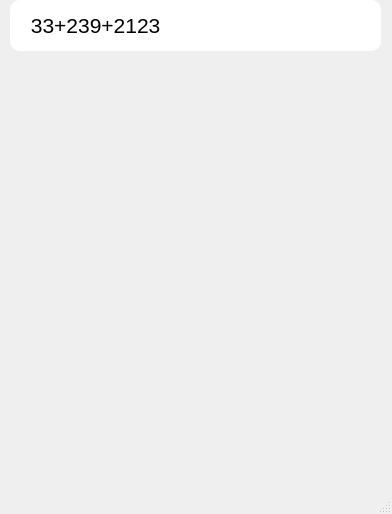
Qt form mainwindow.ui (KlimGrishanov/basicProgramming-Lab1) before a commit.
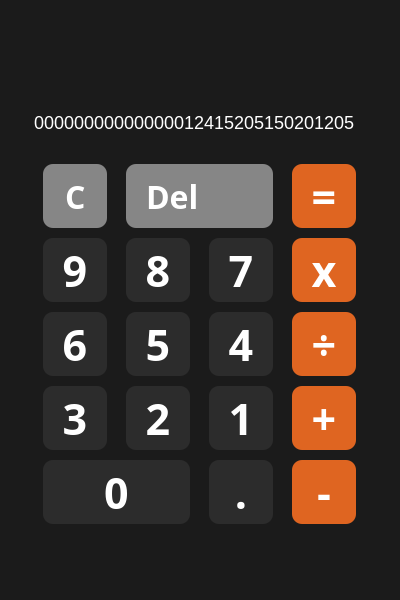
The same form after that commit.

Commit message:
Add Num, Del, C button
Add Design + Numbers, Del, Clear, Dot button

```diff
--- a/mainwindow.ui
+++ b/mainwindow.ui
@@ -6,38 +6,850 @@
    <rect>
     <x>0</x>
     <y>0</y>
-    <width>392</width>
-    <height>514</height>
+    <width>400</width>
+    <height>600</height>
    </rect>
   </property>
+  <property name="sizePolicy">
+   <sizepolicy hsizetype="Fixed" vsizetype="Fixed">
+    <horstretch>0</horstretch>
+    <verstretch>0</verstretch>
+   </sizepolicy>
+  </property>
+  <property name="minimumSize">
+   <size>
+    <width>400</width>
+    <height>600</height>
+   </size>
+  </property>
+  <property name="maximumSize">
+   <size>
+    <width>400</width>
+    <height>600</height>
+   </size>
+  </property>
   <property name="windowTitle">
    <string>MainWindow</string>
   </property>
+  <property name="styleSheet">
+   <string notr="true">background-color: #1B1B1B;</string>
+  </property>
   <widget class="QWidget" name="centralwidget">
    <widget class="QLabel" name="lbl_main">
     <property name="geometry">
      <rect>
       <x>10</x>
-      <y>0</y>
-      <width>371</width>
-      <height>51</height>
+      <y>20</y>
+      <width>380</width>
+      <height>125</height>
      </rect>
     </property>
-    <property name="font">
-     <font>
-      <pointsize>16</pointsize>
-     </font>
-    </property>
     <property name="styleSheet">
-     <string notr="true">background-color: white;
-color: black;
-border-radius: 10px;
-padding-left: 10px;</string>
+     <string notr="true">background-color: #1B1B1B;
+color: #FFFFFF;
+padding-left: 20px;
+padding-top: 80px;
+font-size: 18px;</string>
     </property>
     <property name="text">
-     <string> 33+239+2123</string>
+     <string>00000000000000012415205150201205</string>
     </property>
    </widget>
+   <widget class="QWidget" name="gridLayoutWidget_2">
+    <property name="geometry">
+     <rect>
+      <x>30</x>
+      <y>160</y>
+      <width>341</width>
+      <height>370</height>
+     </rect>
+    </property>
+    <layout class="QGridLayout" name="gridLayout_2">
+     <item row="2" column="3">
+      <widget class="QPushButton" name="btn_divide">
+       <property name="sizePolicy">
+        <sizepolicy hsizetype="Fixed" vsizetype="Fixed">
+         <horstretch>0</horstretch>
+         <verstretch>0</verstretch>
+        </sizepolicy>
+       </property>
+       <property name="minimumSize">
+        <size>
+         <width>64</width>
+         <height>64</height>
+        </size>
+       </property>
+       <property name="maximumSize">
+        <size>
+         <width>64</width>
+         <height>64</height>
+        </size>
+       </property>
+       <property name="font">
+        <font>
+         <family>Gilroy</family>
+         <pointsize>32</pointsize>
+         <weight>75</weight>
+         <bold>true</bold>
+        </font>
+       </property>
+       <property name="styleSheet">
+        <string notr="true">QPushButton {
+	background: #DF6521;
+	border-radius: 10px;
+	color: #FFFFFF;
+	font-weight: 600;
+}
+QPushButton:hover {
+	background-color: #FF7223;
+}</string>
+       </property>
+       <property name="text">
+        <string>÷</string>
+       </property>
+      </widget>
+     </item>
+     <item row="4" column="3">
+      <widget class="QPushButton" name="btn_minus">
+       <property name="sizePolicy">
+        <sizepolicy hsizetype="Fixed" vsizetype="Fixed">
+         <horstretch>0</horstretch>
+         <verstretch>0</verstretch>
+        </sizepolicy>
+       </property>
+       <property name="minimumSize">
+        <size>
+         <width>64</width>
+         <height>64</height>
+        </size>
+       </property>
+       <property name="maximumSize">
+        <size>
+         <width>64</width>
+         <height>64</height>
+        </size>
+       </property>
+       <property name="font">
+        <font>
+         <family>Gilroy</family>
+         <pointsize>32</pointsize>
+         <weight>75</weight>
+         <bold>true</bold>
+        </font>
+       </property>
+       <property name="styleSheet">
+        <string notr="true">QPushButton {
+	background: #DF6521;
+	border-radius: 10px;
+	color: #FFFFFF;
+	font-weight: 600;
+}
+QPushButton:hover {
+	background-color: #FF7223;
+}</string>
+       </property>
+       <property name="text">
+        <string>-</string>
+       </property>
+      </widget>
+     </item>
+     <item row="0" column="3">
+      <widget class="QPushButton" name="btn_equals">
+       <property name="sizePolicy">
+        <sizepolicy hsizetype="Fixed" vsizetype="Fixed">
+         <horstretch>0</horstretch>
+         <verstretch>0</verstretch>
+        </sizepolicy>
+       </property>
+       <property name="minimumSize">
+        <size>
+         <width>64</width>
+         <height>64</height>
+        </size>
+       </property>
+       <property name="maximumSize">
+        <size>
+         <width>64</width>
+         <height>64</height>
+        </size>
+       </property>
+       <property name="font">
+        <font>
+         <family>Gilroy</family>
+         <pointsize>32</pointsize>
+         <weight>75</weight>
+         <bold>true</bold>
+        </font>
+       </property>
+       <property name="styleSheet">
+        <string notr="true">QPushButton {
+	background: #DF6521;
+	border-radius: 10px;
+	color: #FFFFFF;
+	font-weight: 600;
+}
+QPushButton:hover {
+	background-color: #FF7223;
+}</string>
+       </property>
+       <property name="text">
+        <string>=</string>
+       </property>
+      </widget>
+     </item>
+     <item row="1" column="3">
+      <widget class="QPushButton" name="btn_multiply">
+       <property name="sizePolicy">
+        <sizepolicy hsizetype="Fixed" vsizetype="Fixed">
+         <horstretch>0</horstretch>
+         <verstretch>0</verstretch>
+        </sizepolicy>
+       </property>
+       <property name="minimumSize">
+        <size>
+         <width>64</width>
+         <height>64</height>
+        </size>
+       </property>
+       <property name="maximumSize">
+        <size>
+         <width>64</width>
+         <height>64</height>
+        </size>
+       </property>
+       <property name="font">
+        <font>
+         <family>Gilroy</family>
+         <pointsize>32</pointsize>
+         <weight>75</weight>
+         <bold>true</bold>
+        </font>
+       </property>
+       <property name="styleSheet">
+        <string notr="true">QPushButton {
+	background: #DF6521;
+	border-radius: 10px;
+	color: #FFFFFF;
+	font-weight: 600;
+}
+QPushButton:hover {
+	background-color: #FF7223;
+}</string>
+       </property>
+       <property name="text">
+        <string>x</string>
+       </property>
+      </widget>
+     </item>
+     <item row="3" column="3">
+      <widget class="QPushButton" name="btn_plus">
+       <property name="sizePolicy">
+        <sizepolicy hsizetype="Fixed" vsizetype="Fixed">
+         <horstretch>0</horstretch>
+         <verstretch>0</verstretch>
+        </sizepolicy>
+       </property>
+       <property name="minimumSize">
+        <size>
+         <width>64</width>
+         <height>64</height>
+        </size>
+       </property>
+       <property name="maximumSize">
+        <size>
+         <width>64</width>
+         <height>64</height>
+        </size>
+       </property>
+       <property name="font">
+        <font>
+         <family>Gilroy</family>
+         <pointsize>32</pointsize>
+         <weight>75</weight>
+         <bold>true</bold>
+        </font>
+       </property>
+       <property name="styleSheet">
+        <string notr="true">QPushButton {
+	background: #DF6521;
+	border-radius: 10px;
+	color: #FFFFFF;
+	font-weight: 600;
+}
+QPushButton:hover {
+	background-color: #FF7223;
+}</string>
+       </property>
+       <property name="text">
+        <string>+</string>
+       </property>
+      </widget>
+     </item>
+     <item row="1" column="1">
+      <widget class="QPushButton" name="btn_eight">
+       <property name="sizePolicy">
+        <sizepolicy hsizetype="Fixed" vsizetype="Fixed">
+         <horstretch>0</horstretch>
+         <verstretch>0</verstretch>
+        </sizepolicy>
+       </property>
+       <property name="minimumSize">
+        <size>
+         <width>64</width>
+         <height>64</height>
+        </size>
+       </property>
+       <property name="maximumSize">
+        <size>
+         <width>64</width>
+         <height>64</height>
+        </size>
+       </property>
+       <property name="font">
+        <font>
+         <family>Gilroy</family>
+         <pointsize>32</pointsize>
+         <weight>75</weight>
+         <bold>true</bold>
+        </font>
+       </property>
+       <property name="styleSheet">
+        <string notr="true">QPushButton{
+	background: #2C2C2C;
+	border-radius: 10px;
+	color: white;
+}
+QPushButton:hover{
+	background: #5C5C5C;
+}</string>
+       </property>
+       <property name="text">
+        <string>8</string>
+       </property>
+      </widget>
+     </item>
+     <item row="0" column="0">
+      <widget class="QPushButton" name="btn_clear">
+       <property name="sizePolicy">
+        <sizepolicy hsizetype="Fixed" vsizetype="Fixed">
+         <horstretch>0</horstretch>
+         <verstretch>0</verstretch>
+        </sizepolicy>
+       </property>
+       <property name="minimumSize">
+        <size>
+         <width>64</width>
+         <height>64</height>
+        </size>
+       </property>
+       <property name="maximumSize">
+        <size>
+         <width>64</width>
+         <height>64</height>
+        </size>
+       </property>
+       <property name="font">
+        <font>
+         <family>Gilroy</family>
+         <pointsize>24</pointsize>
+         <weight>75</weight>
+         <bold>true</bold>
+        </font>
+       </property>
+       <property name="styleSheet">
+        <string notr="true">QPushButton{
+	background-color: #868686;
+	color: #FFFFFF;
+	border-radius: 10px;
+	text-align: left;
+	padding-left: 22px;
+}
+QPushButton:hover{
+	background-color: #5C5C5C;
+}</string>
+       </property>
+       <property name="text">
+        <string>C</string>
+       </property>
+      </widget>
+     </item>
+     <item row="1" column="0">
+      <widget class="QPushButton" name="btn_nine">
+       <property name="sizePolicy">
+        <sizepolicy hsizetype="Fixed" vsizetype="Fixed">
+         <horstretch>0</horstretch>
+         <verstretch>0</verstretch>
+        </sizepolicy>
+       </property>
+       <property name="minimumSize">
+        <size>
+         <width>64</width>
+         <height>64</height>
+        </size>
+       </property>
+       <property name="maximumSize">
+        <size>
+         <width>64</width>
+         <height>64</height>
+        </size>
+       </property>
+       <property name="font">
+        <font>
+         <family>Gilroy</family>
+         <pointsize>32</pointsize>
+         <weight>75</weight>
+         <bold>true</bold>
+        </font>
+       </property>
+       <property name="styleSheet">
+        <string notr="true">QPushButton{
+	background: #2C2C2C;
+	border-radius: 10px;
+	color: white;
+}
+QPushButton:hover{
+	background: #5C5C5C;
+}</string>
+       </property>
+       <property name="text">
+        <string>9</string>
+       </property>
+      </widget>
+     </item>
+     <item row="1" column="2">
+      <widget class="QPushButton" name="btn_seven">
+       <property name="sizePolicy">
+        <sizepolicy hsizetype="Fixed" vsizetype="Fixed">
+         <horstretch>0</horstretch>
+         <verstretch>0</verstretch>
+        </sizepolicy>
+       </property>
+       <property name="minimumSize">
+        <size>
+         <width>64</width>
+         <height>64</height>
+        </size>
+       </property>
+       <property name="maximumSize">
+        <size>
+         <width>64</width>
+         <height>64</height>
+        </size>
+       </property>
+       <property name="font">
+        <font>
+         <family>Gilroy</family>
+         <pointsize>32</pointsize>
+         <weight>75</weight>
+         <bold>true</bold>
+        </font>
+       </property>
+       <property name="styleSheet">
+        <string notr="true">QPushButton{
+	background: #2C2C2C;
+	border-radius: 10px;
+	color: white;
+}
+QPushButton:hover{
+	background: #5C5C5C;
+}</string>
+       </property>
+       <property name="text">
+        <string>7</string>
+       </property>
+      </widget>
+     </item>
+     <item row="2" column="0">
+      <widget class="QPushButton" name="btn_six">
+       <property name="sizePolicy">
+        <sizepolicy hsizetype="Fixed" vsizetype="Fixed">
+         <horstretch>0</horstretch>
+         <verstretch>0</verstretch>
+        </sizepolicy>
+       </property>
+       <property name="minimumSize">
+        <size>
+         <width>64</width>
+         <height>64</height>
+        </size>
+       </property>
+       <property name="maximumSize">
+        <size>
+         <width>64</width>
+         <height>64</height>
+        </size>
+       </property>
+       <property name="font">
+        <font>
+         <family>Gilroy</family>
+         <pointsize>32</pointsize>
+         <weight>75</weight>
+         <bold>true</bold>
+        </font>
+       </property>
+       <property name="styleSheet">
+        <string notr="true">QPushButton{
+	background: #2C2C2C;
+	border-radius: 10px;
+	color: white;
+}
+QPushButton:hover{
+	background: #5C5C5C;
+}</string>
+       </property>
+       <property name="text">
+        <string>6</string>
+       </property>
+      </widget>
+     </item>
+     <item row="2" column="1">
+      <widget class="QPushButton" name="btn_five">
+       <property name="sizePolicy">
+        <sizepolicy hsizetype="Fixed" vsizetype="Fixed">
+         <horstretch>0</horstretch>
+         <verstretch>0</verstretch>
+        </sizepolicy>
+       </property>
+       <property name="minimumSize">
+        <size>
+         <width>64</width>
+         <height>64</height>
+        </size>
+       </property>
+       <property name="maximumSize">
+        <size>
+         <width>64</width>
+         <height>64</height>
+        </size>
+       </property>
+       <property name="font">
+        <font>
+         <family>Gilroy</family>
+         <pointsize>32</pointsize>
+         <weight>75</weight>
+         <bold>true</bold>
+        </font>
+       </property>
+       <property name="styleSheet">
+        <string notr="true">QPushButton{
+	background: #2C2C2C;
+	border-radius: 10px;
+	color: white;
+}
+QPushButton:hover{
+	background: #5C5C5C;
+}</string>
+       </property>
+       <property name="text">
+        <string>5</string>
+       </property>
+      </widget>
+     </item>
+     <item row="2" column="2">
+      <widget class="QPushButton" name="btn_four">
+       <property name="sizePolicy">
+        <sizepolicy hsizetype="Fixed" vsizetype="Fixed">
+         <horstretch>0</horstretch>
+         <verstretch>0</verstretch>
+        </sizepolicy>
+       </property>
+       <property name="minimumSize">
+        <size>
+         <width>64</width>
+         <height>64</height>
+        </size>
+       </property>
+       <property name="maximumSize">
+        <size>
+         <width>64</width>
+         <height>64</height>
+        </size>
+       </property>
+       <property name="font">
+        <font>
+         <family>Gilroy</family>
+         <pointsize>32</pointsize>
+         <weight>75</weight>
+         <bold>true</bold>
+        </font>
+       </property>
+       <property name="styleSheet">
+        <string notr="true">QPushButton{
+	background: #2C2C2C;
+	border-radius: 10px;
+	color: white;
+}
+QPushButton:hover{
+	background: #5C5C5C;
+}</string>
+       </property>
+       <property name="text">
+        <string>4</string>
+       </property>
+      </widget>
+     </item>
+     <item row="3" column="0">
+      <widget class="QPushButton" name="btn_three">
+       <property name="sizePolicy">
+        <sizepolicy hsizetype="Fixed" vsizetype="Fixed">
+         <horstretch>0</horstretch>
+         <verstretch>0</verstretch>
+        </sizepolicy>
+       </property>
+       <property name="minimumSize">
+        <size>
+         <width>64</width>
+         <height>64</height>
+        </size>
+       </property>
+       <property name="maximumSize">
+        <size>
+         <width>64</width>
+         <height>64</height>
+        </size>
+       </property>
+       <property name="font">
+        <font>
+         <family>Gilroy</family>
+         <pointsize>32</pointsize>
+         <weight>75</weight>
+         <bold>true</bold>
+        </font>
+       </property>
+       <property name="styleSheet">
+        <string notr="true">QPushButton{
+	background: #2C2C2C;
+	border-radius: 10px;
+	color: white;
+}
+QPushButton:hover{
+	background: #5C5C5C;
+}</string>
+       </property>
+       <property name="text">
+        <string>3</string>
+       </property>
+      </widget>
+     </item>
+     <item row="3" column="1">
+      <widget class="QPushButton" name="btn_two">
+       <property name="sizePolicy">
+        <sizepolicy hsizetype="Fixed" vsizetype="Fixed">
+         <horstretch>0</horstretch>
+         <verstretch>0</verstretch>
+        </sizepolicy>
+       </property>
+       <property name="minimumSize">
+        <size>
+         <width>64</width>
+         <height>64</height>
+        </size>
+       </property>
+       <property name="maximumSize">
+        <size>
+         <width>64</width>
+         <height>64</height>
+        </size>
+       </property>
+       <property name="font">
+        <font>
+         <family>Gilroy</family>
+         <pointsize>32</pointsize>
+         <weight>75</weight>
+         <bold>true</bold>
+        </font>
+       </property>
+       <property name="styleSheet">
+        <string notr="true">QPushButton{
+	background: #2C2C2C;
+	border-radius: 10px;
+	color: white;
+}
+QPushButton:hover{
+	background: #5C5C5C;
+}</string>
+       </property>
+       <property name="text">
+        <string>2</string>
+       </property>
+      </widget>
+     </item>
+     <item row="3" column="2">
+      <widget class="QPushButton" name="btn_one">
+       <property name="sizePolicy">
+        <sizepolicy hsizetype="Fixed" vsizetype="Fixed">
+         <horstretch>0</horstretch>
+         <verstretch>0</verstretch>
+        </sizepolicy>
+       </property>
+       <property name="minimumSize">
+        <size>
+         <width>64</width>
+         <height>64</height>
+        </size>
+       </property>
+       <property name="maximumSize">
+        <size>
+         <width>64</width>
+         <height>64</height>
+        </size>
+       </property>
+       <property name="font">
+        <font>
+         <family>Gilroy</family>
+         <pointsize>32</pointsize>
+         <weight>75</weight>
+         <bold>true</bold>
+        </font>
+       </property>
+       <property name="styleSheet">
+        <string notr="true">QPushButton{
+	background: #2C2C2C;
+	border-radius: 10px;
+	color: white;
+}
+QPushButton:hover{
+	background: #5C5C5C;
+}</string>
+       </property>
+       <property name="text">
+        <string>1</string>
+       </property>
+      </widget>
+     </item>
+     <item row="0" column="1" colspan="2">
+      <widget class="QPushButton" name="btn_del">
+       <property name="sizePolicy">
+        <sizepolicy hsizetype="Minimum" vsizetype="Fixed">
+         <horstretch>0</horstretch>
+         <verstretch>0</verstretch>
+        </sizepolicy>
+       </property>
+       <property name="minimumSize">
+        <size>
+         <width>64</width>
+         <height>64</height>
+        </size>
+       </property>
+       <property name="maximumSize">
+        <size>
+         <width>149</width>
+         <height>64</height>
+        </size>
+       </property>
+       <property name="font">
+        <font>
+         <family>Gilroy</family>
+         <pointsize>24</pointsize>
+         <weight>75</weight>
+         <bold>true</bold>
+        </font>
+       </property>
+       <property name="styleSheet">
+        <string notr="true">QPushButton{
+	background-color: #868686;
+	color: #FFFFFF;
+	border-radius: 10px;
+	text-align: left;
+	padding-left: 20px;
+}
+QPushButton:hover{
+	background-color: #5C5C5C;
+}</string>
+       </property>
+       <property name="text">
+        <string>Del</string>
+       </property>
+      </widget>
+     </item>
+     <item row="4" column="0" colspan="2">
+      <widget class="QPushButton" name="btn_zero">
+       <property name="sizePolicy">
+        <sizepolicy hsizetype="Minimum" vsizetype="Fixed">
+         <horstretch>0</horstretch>
+         <verstretch>0</verstretch>
+        </sizepolicy>
+       </property>
+       <property name="minimumSize">
+        <size>
+         <width>64</width>
+         <height>64</height>
+        </size>
+       </property>
+       <property name="maximumSize">
+        <size>
+         <width>149</width>
+         <height>64</height>
+        </size>
+       </property>
+       <property name="font">
+        <font>
+         <family>Gilroy</family>
+         <pointsize>32</pointsize>
+         <weight>75</weight>
+         <bold>true</bold>
+        </font>
+       </property>
+       <property name="styleSheet">
+        <string notr="true">QPushButton{
+	background: #2C2C2C;
+	border-radius: 10px;
+	color: white;
+}
+QPushButton:hover{
+	background: #5C5C5C;
+}</string>
+       </property>
+       <property name="text">
+        <string>0</string>
+       </property>
+      </widget>
+     </item>
+     <item row="4" column="2">
+      <widget class="QPushButton" name="btn_dot">
+       <property name="sizePolicy">
+        <sizepolicy hsizetype="Fixed" vsizetype="Fixed">
+         <horstretch>0</horstretch>
+         <verstretch>0</verstretch>
+        </sizepolicy>
+       </property>
+       <property name="minimumSize">
+        <size>
+         <width>64</width>
+         <height>64</height>
+        </size>
+       </property>
+       <property name="maximumSize">
+        <size>
+         <width>64</width>
+         <height>64</height>
+        </size>
+       </property>
+       <property name="font">
+        <font>
+         <family>Gilroy</family>
+         <pointsize>32</pointsize>
+         <weight>75</weight>
+         <bold>true</bold>
+        </font>
+       </property>
+       <property name="styleSheet">
+        <string notr="true">QPushButton{
+	background: #2C2C2C;
+	border-radius: 10px;
+	color: white;
+}
+QPushButton:hover{
+	background: #5C5C5C;
+}</string>
+       </property>
+       <property name="text">
+        <string>.</string>
+       </property>
+      </widget>
+     </item>
+    </layout>
+   </widget>
   </widget>
   <widget class="QMenuBar" name="menubar">
    <property name="geometry">
```
Left out of the diff: 4 changed lines with no effect on the pictures. The commit also changes 6 other files.
